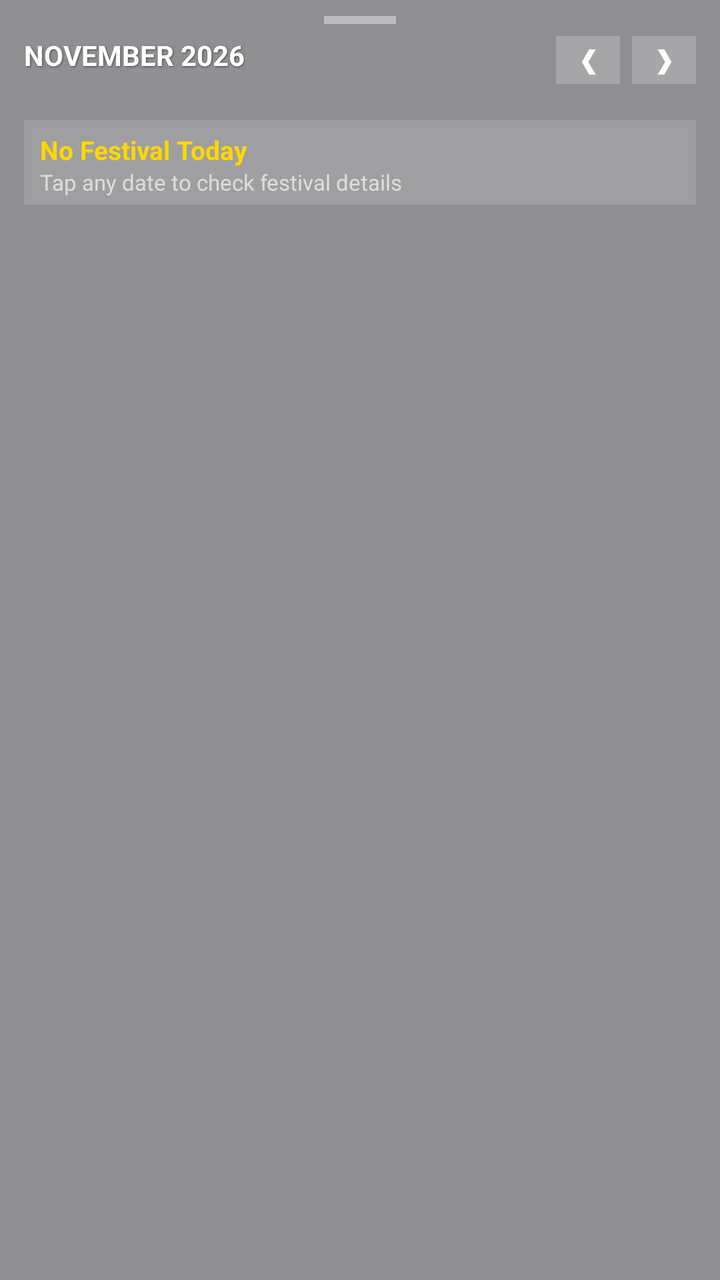
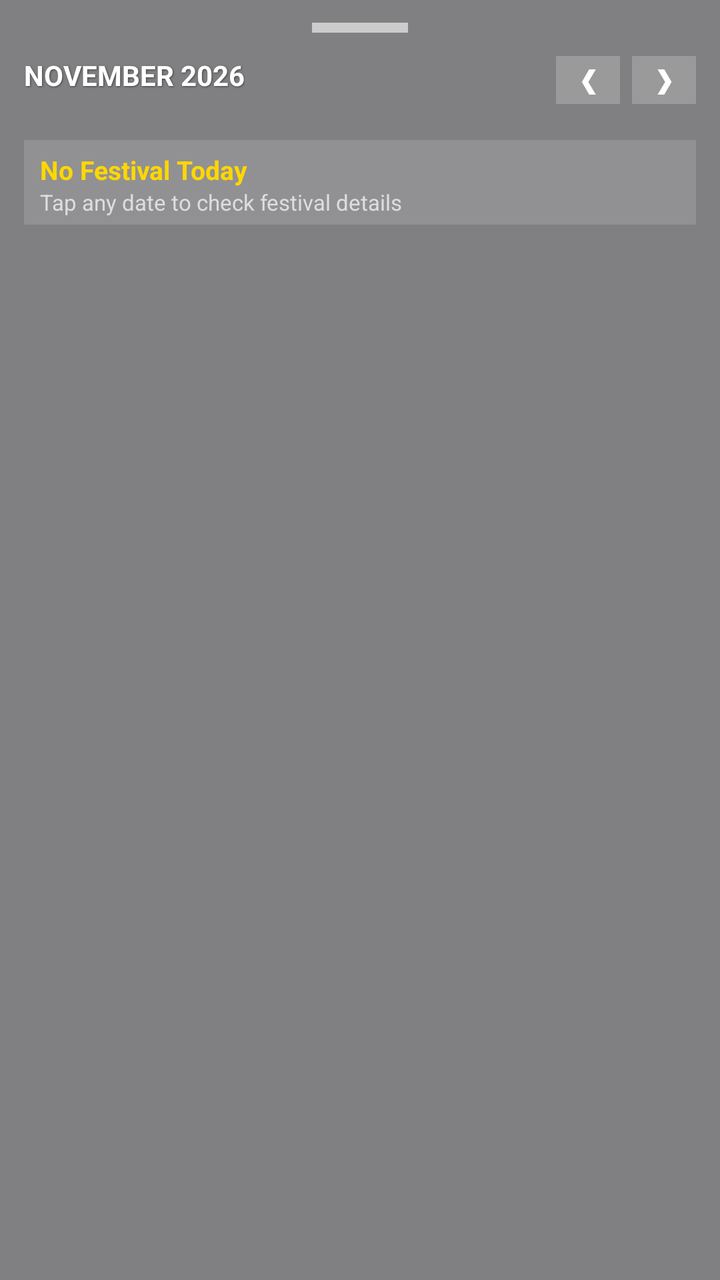

Two renders of the same Android screen: before a commit and after it. Below are the layout's source before the change and the commit's diff.
<!-- AndroidManifest.xml: application theme android:Theme.DeviceDefault.Light.NoActionBar -->
<!-- res/layout/layout_transparent_dock.xml -->
<?xml version="1.0" encoding="utf-8"?>
<LinearLayout xmlns:android="http://schemas.android.com/apk/res/android"
    android:id="@+id/dock_root"
    android:layout_width="match_parent"
    android:layout_height="wrap_content"
    android:orientation="vertical"
    android:background="#66000000"
    android:paddingStart="12dp"
    android:paddingEnd="12dp"
    android:paddingTop="8dp"
    android:paddingBottom="12dp">

    
    <View
        android:layout_width="36dp"
        android:layout_height="4dp"
        android:layout_gravity="center_horizontal"
        android:background="#66FFFFFF"
        android:layout_marginBottom="6dp" />

    
    <RelativeLayout
        android:layout_width="match_parent"
        android:layout_height="wrap_content"
        android:layout_marginBottom="6dp">

        <TextView
            android:id="@+id/tv_month_year"
            android:layout_width="wrap_content"
            android:layout_height="wrap_content"
            android:layout_alignParentStart="true"
            android:text="NOVEMBER 2026"
            android:textColor="#FFFFFF"
            android:textSize="14sp"
            android:textStyle="bold"
            android:shadowColor="#80000000"
            android:shadowDx="1"
            android:shadowDy="1"
            android:shadowRadius="2" />

        <LinearLayout
            android:layout_width="wrap_content"
            android:layout_height="wrap_content"
            android:layout_alignParentEnd="true"
            android:orientation="horizontal">

            <TextView
                android:id="@+id/btn_prev_month"
                android:layout_width="32dp"
                android:layout_height="24dp"
                android:gravity="center"
                android:text="❮"
                android:textColor="#FFFFFF"
                android:textStyle="bold"
                android:background="#33FFFFFF" />

            <View
                android:layout_width="6dp"
                android:layout_height="1dp" />

            <TextView
                android:id="@+id/btn_next_month"
                android:layout_width="32dp"
                android:layout_height="24dp"
                android:gravity="center"
                android:text="❯"
                android:textColor="#FFFFFF"
                android:textStyle="bold"
                android:background="#33FFFFFF" />
        </LinearLayout>
    </RelativeLayout>

    
    <LinearLayout
        android:id="@+id/row_weekdays"
        android:layout_width="match_parent"
        android:layout_height="wrap_content"
        android:orientation="horizontal"
        android:weightSum="7"
        android:layout_marginBottom="4dp" />

    
    <GridLayout
        android:id="@+id/grid_dates"
        android:layout_width="match_parent"
        android:layout_height="wrap_content"
        android:columnCount="7"
        android:rowCount="6"
        android:alignmentMode="alignMargins" />

    
    <LinearLayout
        android:layout_width="match_parent"
        android:layout_height="wrap_content"
        android:orientation="vertical"
        android:layout_marginTop="8dp"
        android:paddingTop="6dp"
        android:background="#22FFFFFF">

        <TextView
            android:id="@+id/tv_active_festival"
            android:layout_width="wrap_content"
            android:layout_height="wrap_content"
            android:layout_marginStart="8dp"
            android:text="No Festival Today"
            android:textColor="#FFD700"
            android:textSize="13sp"
            android:textStyle="bold" />

        <TextView
            android:id="@+id/tv_active_desc"
            android:layout_width="wrap_content"
            android:layout_height="wrap_content"
            android:layout_marginStart="8dp"
            android:layout_marginBottom="4dp"
            android:text="Tap any date to check festival details"
            android:textColor="#DDDDDD"
            android:textSize="11sp" />
    </LinearLayout>
</LinearLayout>
<!-- resources referenced by this layout -->
<resources>

</resources>

<!-- the commit's change to res/layout/layout_transparent_dock.xml (unified diff, before → after) -->
@@ -4,19 +4,25 @@
     android:layout_width="match_parent"
     android:layout_height="wrap_content"
     android:orientation="vertical"
-    android:background="#66000000"
+    android:background="#77000000"
     android:paddingStart="12dp"
     android:paddingEnd="12dp"
-    android:paddingTop="8dp"
     android:paddingBottom="12dp">
 
     
-    <View
-        android:layout_width="36dp"
-        android:layout_height="4dp"
-        android:layout_gravity="center_horizontal"
-        android:background="#66FFFFFF"
-        android:layout_marginBottom="6dp" />
+    <LinearLayout
+        android:id="@+id/drag_handle"
+        android:layout_width="match_parent"
+        android:layout_height="28dp"
+        android:gravity="center"
+        android:clickable="true"
+        android:focusable="true">
+
+        <View
+            android:layout_width="48dp"
+            android:layout_height="5dp"
+            android:background="#99FFFFFF" />
+    </LinearLayout>
 
     
     <RelativeLayout
